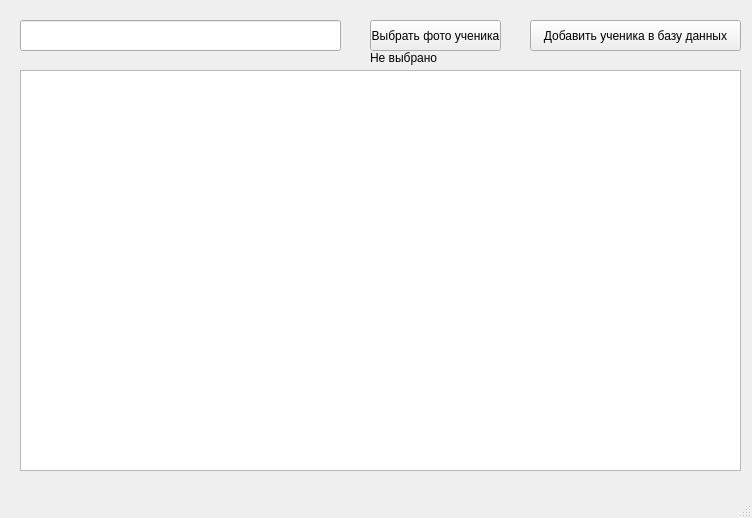
Above: interface_for_write_sql.ui from maioraboba/System_control before the change. Below: the same form after it.
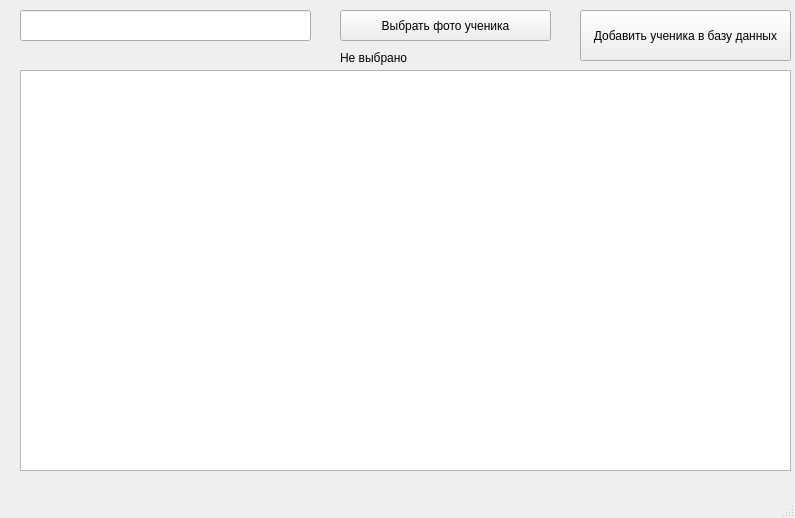
That is the form after the change.

Commit message: commit redact interface

```diff
--- a/interface_for_write_sql.ui
+++ b/interface_for_write_sql.ui
@@ -6,7 +6,7 @@
    <rect>
     <x>0</x>
     <y>0</y>
-    <width>752</width>
+    <width>795</width>
     <height>518</height>
    </rect>
   </property>
@@ -17,9 +17,9 @@
    <widget class="QPushButton" name="take_photo">
     <property name="geometry">
      <rect>
-      <x>370</x>
-      <y>20</y>
-      <width>131</width>
+      <x>340</x>
+      <y>10</y>
+      <width>211</width>
       <height>31</height>
      </rect>
     </property>
@@ -30,10 +30,10 @@
    <widget class="QPushButton" name="add_student">
     <property name="geometry">
      <rect>
-      <x>530</x>
-      <y>20</y>
+      <x>580</x>
+      <y>10</y>
       <width>211</width>
-      <height>31</height>
+      <height>51</height>
      </rect>
     </property>
     <property name="text">
@@ -44,8 +44,8 @@
     <property name="geometry">
      <rect>
       <x>20</x>
-      <y>20</y>
-      <width>321</width>
+      <y>10</y>
+      <width>291</width>
       <height>31</height>
      </rect>
     </property>
@@ -55,7 +55,7 @@
      <rect>
       <x>20</x>
       <y>70</y>
-      <width>721</width>
+      <width>771</width>
       <height>401</height>
      </rect>
     </property>
@@ -63,7 +63,7 @@
    <widget class="QLabel" name="label">
     <property name="geometry">
      <rect>
-      <x>370</x>
+      <x>340</x>
       <y>50</y>
       <width>121</width>
       <height>16</height>
```
Left out of the diff: 2 changed lines with no effect on the pictures. The commit also changes 8 other files.
